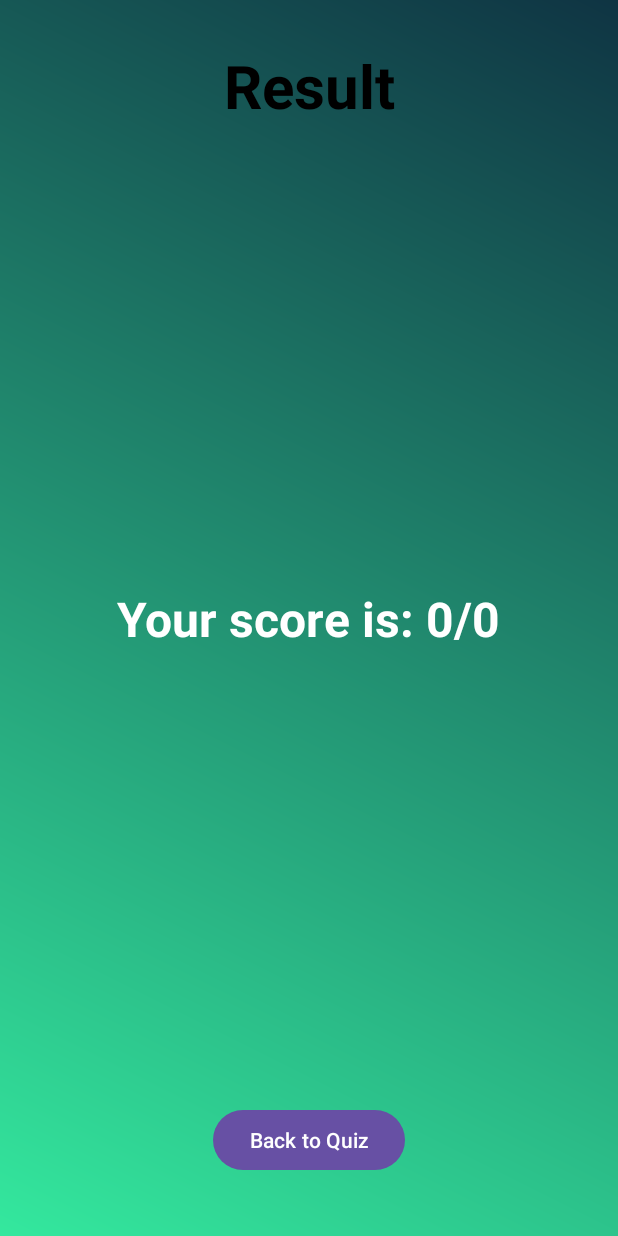
After one commit to MinhNhatQA15101910/TheQuizApp, an Android app: the ResultActivity screen opened directly, with no data from a screen before it, on a phone screen of 412 x 824 dp. The commit adds this screen. Run offline under Robolectric (Android 15) with nearby library versions, the phone set to English and light mode, and no system bars; our stand-ins replace data binding.

Commit message:
Display the result.

```diff
--- a/app/src/main/AndroidManifest.xml
+++ b/app/src/main/AndroidManifest.xml
@@ -16,6 +16,9 @@
         android:theme="@style/Theme.TheQuizApp"
         tools:targetApi="31">
         <activity
+            android:name=".ResultActivity"
+            android:exported="false" />
+        <activity
             android:name=".MainActivity"
             android:exported="true">
             <intent-filter>
--- /dev/null
+++ b/app/src/main/java/com/donhat/thequizapp/ResultActivity.java
@@ -0,0 +1,40 @@
+package com.donhat.thequizapp;
+
+import android.content.Intent;
+import android.os.Bundle;
+
+import androidx.activity.EdgeToEdge;
+import androidx.appcompat.app.AppCompatActivity;
+import androidx.core.graphics.Insets;
+import androidx.core.view.ViewCompat;
+import androidx.core.view.WindowInsetsCompat;
+import androidx.databinding.DataBindingUtil;
+
+import com.donhat.thequizapp.databinding.ActivityResultBinding;
+
+public class ResultActivity extends AppCompatActivity {
+    private ActivityResultBinding _activityResultBinding;
+
+    @Override
+    protected void onCreate(Bundle savedInstanceState) {
+        super.onCreate(savedInstanceState);
+        EdgeToEdge.enable(this);
+        setContentView(R.layout.activity_result);
+        ViewCompat.setOnApplyWindowInsetsListener(findViewById(R.id.main), (v, insets) -> {
+            Insets systemBars = insets.getInsets(WindowInsetsCompat.Type.systemBars());
+            v.setPadding(systemBars.left, systemBars.top, systemBars.right, systemBars.bottom);
+            return insets;
+        });
+
+        _activityResultBinding = DataBindingUtil.setContentView(this, R.layout.activity_result);
+
+        _activityResultBinding.answerTextView.setText(
+                "Your score is: " + MainActivity.result + "/" + MainActivity.totalQuestions
+        );
+
+        _activityResultBinding.backBtn.setOnClickListener(v -> {
+            Intent intent = new Intent(ResultActivity.this, MainActivity.class);
+            startActivity(intent);
+        });
+    }
+}
--- /dev/null
+++ b/app/src/main/res/drawable/gradient_back2.xml
@@ -0,0 +1,13 @@
+<?xml version="1.0" encoding="utf-8"?>
+<shape xmlns:android="http://schemas.android.com/apk/res/android"
+    android:shape="rectangle">
+
+    <gradient
+        android:angle="45"
+        android:endColor="#0F3443"
+        android:startColor="#34E89E"
+        android:type="linear" />
+
+    <corners android:radius="0dp" />
+
+</shape>
--- /dev/null
+++ b/app/src/main/res/layout/activity_result.xml
@@ -0,0 +1,49 @@
+<?xml version="1.0" encoding="utf-8"?>
+<layout>
+
+    <androidx.constraintlayout.widget.ConstraintLayout xmlns:android="http://schemas.android.com/apk/res/android"
+        xmlns:app="http://schemas.android.com/apk/res-auto"
+        xmlns:tools="http://schemas.android.com/tools"
+        android:id="@+id/main"
+        android:layout_width="match_parent"
+        android:layout_height="match_parent"
+        android:background="@drawable/gradient_back2"
+        tools:context=".ResultActivity">
+
+        <TextView
+            android:id="@+id/result_text_view"
+            android:layout_width="wrap_content"
+            android:layout_height="wrap_content"
+            android:layout_marginTop="30dp"
+            android:text="Result"
+            android:textColor="@color/black"
+            android:textSize="40sp"
+            android:textStyle="bold"
+            app:layout_constraintEnd_toEndOf="parent"
+            app:layout_constraintStart_toStartOf="parent"
+            app:layout_constraintTop_toTopOf="parent" />
+
+        <TextView
+            android:id="@+id/answer_text_view"
+            android:layout_width="wrap_content"
+            android:layout_height="wrap_content"
+            android:textColor="@color/white"
+            android:textSize="32sp"
+            android:textStyle="bold"
+            app:layout_constraintBottom_toBottomOf="parent"
+            app:layout_constraintEnd_toEndOf="parent"
+            app:layout_constraintStart_toStartOf="parent"
+            app:layout_constraintTop_toTopOf="parent" />
+
+        <Button
+            android:id="@+id/back_btn"
+            android:layout_width="wrap_content"
+            android:layout_height="wrap_content"
+            android:layout_marginBottom="40dp"
+            android:text="Back to Quiz"
+            app:layout_constraintBottom_toBottomOf="parent"
+            app:layout_constraintEnd_toEndOf="parent"
+            app:layout_constraintStart_toStartOf="parent" />
+
+    </androidx.constraintlayout.widget.ConstraintLayout>
+</layout>
```
Also changed, not shown: app/src/main/java/com/donhat/thequizapp/MainActivity.java (+17 -8 lines).
